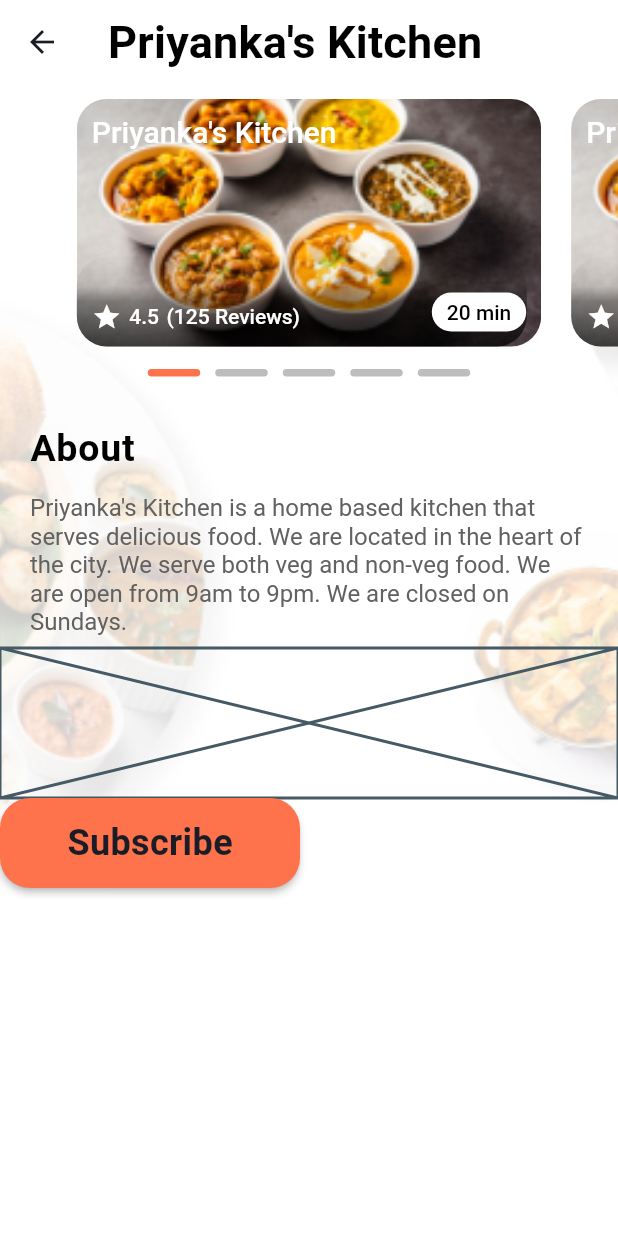
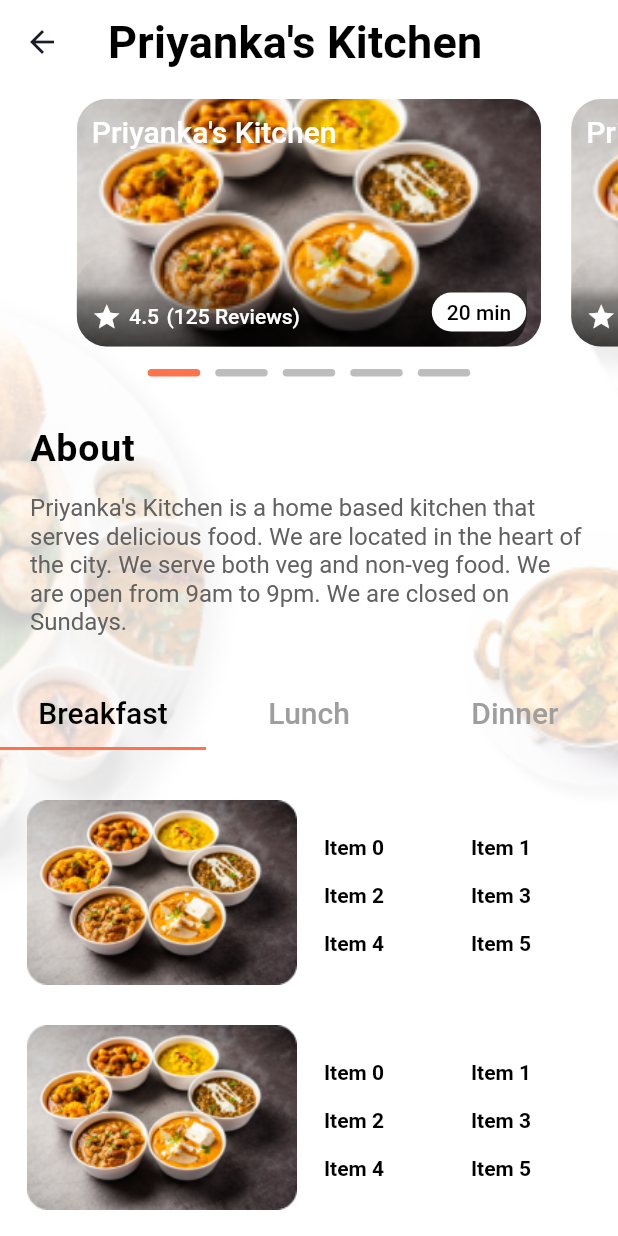
Before and after one commit to pmaxit/naatomeals, a Flutter app: the RestaurantsDetailPage screen opened by its route, on a phone screen of 412 x 824 dp. Run offline on Flutter 3.47's test engine with Material 2 defaults, Android fonts, the phone set to English and light mode, and no system bars; our stand-ins replace flutter_hooks, font_awesome_flutter, hexcolor, hooks_riverpod, shared_preferences, smooth_page_indicator; missing offline and left inert: desktop_window; accounts and stored records are empty; Roboto replaces fonts that are missing (Poppins, poppins).

Commit message:
adding restaurant details page

```diff
--- /dev/null
+++ b/lib/data/models/menu.dart
@@ -0,0 +1 @@
+enum MenuCategory { breakfast, lunch, dinner, snacks, desserts }
--- a/lib/screens/restaurants/restaurant_page.dart
+++ b/lib/screens/restaurants/restaurant_page.dart
@@ -1,12 +1,59 @@
 import 'package:flutter/material.dart';
 import 'package:naatomeals/screens/restaurants/widgets/image_slider.dart';
+import 'package:naatomeals/utils/styles.dart';
 
-class RestaurantsDetailPage extends StatelessWidget {
+import '../../data/models/menu.dart';
+import 'widgets/menu.dart';
+import 'widgets/menuList.dart';
+
+class RestaurantsDetailPage extends StatefulWidget {
   const RestaurantsDetailPage({super.key});
 
   @override
+  State<RestaurantsDetailPage> createState() => _RestaurantsDetailPageState();
+}
+
+class _RestaurantsDetailPageState extends State<RestaurantsDetailPage>
+    with TickerProviderStateMixin {
+  late TabController _tabController;
+  late AnimationController _animationController;
+  int _selectedTabIndex = 0;
+
+  @override
+  void initState() {
+    _tabController = TabController(length: 3, vsync: this);
+    _animationController = AnimationController(
+        vsync: this,
+        value: 1,
+        upperBound: 1,
+        duration: const Duration(milliseconds: 700));
+
+    _tabController.addListener(_tabControllerListener);
+    super.initState();
+  }
+
+  @override
+  void dispose() {
+    _tabController.removeListener(_tabControllerListener);
+    _tabController.dispose();
+    _animationController.dispose();
+    super.dispose();
+  }
+
+  void _tabControllerListener() {
+    if (_tabController.indexIsChanging) {
+      setState(() {
+        print(' starting animation again ');
+        _animationController.forward(from: 0);
+      });
+    }
+  }
+
+  @override
   Widget build(BuildContext context) {
-    return Scaffold(
+    return DefaultTabController(
+      length: 3,
+      child: Scaffold(
           extendBodyBehindAppBar: false,
           appBar: AppBar(
             title: Text('Priyanka\'s Kitchen',
@@ -23,6 +70,7 @@ class RestaurantsDetailPage extends StatelessWidget {
                 fit: BoxFit.cover,
               ),
             ),
+            child: SingleChildScrollView(
               child: Column(
                   mainAxisAlignment: MainAxisAlignment.start,
                   crossAxisAlignment: CrossAxisAlignment.start,
@@ -30,77 +78,138 @@ class RestaurantsDetailPage extends StatelessWidget {
                     ImageSlider(),
                     const SizedBox(height: 20),
                     Padding(
-                  padding:
-                      const EdgeInsets.symmetric(horizontal: 20, vertical: 8),
+                      padding: const EdgeInsets.symmetric(
+                          horizontal: 20, vertical: 8),
                       child: Text("About",
-                      style: Theme.of(context).textTheme.bodyLarge!.copyWith(
+                          style: Theme.of(context)
+                              .textTheme
+                              .bodyLarge!
+                              .copyWith(
                                   color: Colors.black,
                                   fontWeight: FontWeight.bold,
                                   fontSize: 25)),
                     ),
                     Padding(
-                  padding:
-                      const EdgeInsets.symmetric(horizontal: 20, vertical: 8),
+                      padding: const EdgeInsets.symmetric(
+                          horizontal: 20, vertical: 8),
                       child: Text(
                           "Priyanka's Kitchen is a home based kitchen that serves delicious food. We are located in the heart of the city. We serve both veg and non-veg food. We are open from 9am to 9pm. We are closed on Sundays.",
-                      style: Theme.of(context).textTheme.bodyMedium!.copyWith(
+                          style:
+                              Theme.of(context).textTheme.bodyMedium!.copyWith(
                                     color: Colors.grey[700],
                                     fontWeight: FontWeight.normal,
                                     fontSize: 16,
                                   )),
                     ),
-                //_getTabBar(),
-                _getDeliveryWidget(),
-                _getSubscribeButton(),
+                    const SizedBox(height: 20),
+                    _getTabBar(context),
+                    Padding(
+                        padding: const EdgeInsets.symmetric(
+                            horizontal: 20, vertical: 8),
+                        child: _getDeliveryWidget()),
+                    Padding(
+                        padding: const EdgeInsets.symmetric(
+                            horizontal: 20, vertical: 8),
+                        child: _getSubscribeButton()),
+                    const SizedBox(height: 20),
                   ]),
-        ));
+            ),
+          )),
+    );
   }
 
   Widget _getSubscribeButton() {
     return ElevatedButton(
       onPressed: () {},
-      child: Text("Subscribe"),
+      child: Center(child: Text("Subscribe")),
     );
   }
 
   Widget _getDeliveryWidget() {
-    return const Placeholder(
-      fallbackHeight: 100,
+    return Column(
+      mainAxisSize: MainAxisSize.min,
+      crossAxisAlignment: CrossAxisAlignment.start,
+      children: [
+        Text("Deliver To",
+            style: Theme.of(context).textTheme.titleMedium!.copyWith(
+                  color: Colors.black,
+                  fontWeight: FontWeight.bold,
+                )),
+        Text("123 Main St, Dallas, TX",
+            style: Theme.of(context).textTheme.bodyMedium!.copyWith(
+                  color: Colors.grey[500],
+                )),
+        Divider(
+          color: Colors.grey[500],
+          height: 4,
+        ),
+        const SizedBox(height: 20),
+        Row(
+          mainAxisAlignment: MainAxisAlignment.spaceBetween,
+          children: [
+            Text("Total",
+                style: Theme.of(context).textTheme.bodyMedium!.copyWith(
+                      color: Colors.grey[500],
+                    )),
+            Text("\$ 20  ",
+                style: Theme.of(context).textTheme.titleMedium!.copyWith(
+                      color: Colors.black,
+                      fontWeight: FontWeight.bold,
+                    )),
+          ],
+        ),
+        const SizedBox(height: 20),
+      ],
     );
   }
 
-  Widget _getTabBar() {
-    return SizedBox(
-      height: 150,
-      child: TabBar(
-        tabs: [
+  Widget _getTabBar(BuildContext context) {
+    return Column(mainAxisSize: MainAxisSize.min, children: [
+      TabBar(
+        controller: _tabController,
+        labelColor: Colors.black,
+        unselectedLabelColor: Colors.grey,
+        indicatorColor: orangeColor,
+        onTap: (index) {
+          setState(() {
+            _selectedTabIndex = index;
+          });
+        },
+        tabs: const [
           Tab(
-            text: "Menu",
+            child: Text("Breakfast", style: TextStyle(fontSize: 20)),
           ),
           Tab(
-            text: "Reviews",
+            child: Text("Lunch", style: TextStyle(fontSize: 20)),
           ),
           Tab(
-            text: "Info",
+            child: Text("Dinner", style: TextStyle(fontSize: 20)),
           ),
         ],
       ),
-    );
+      const SizedBox(height: 20),
+      Padding(
+          padding: const EdgeInsets.symmetric(horizontal: 10),
+          child: _tabbarView()),
+    ]);
   }
 
-  Widget _getPageView() {
-    return PageView(
-      children: [
-        Container(
-          color: Colors.red,
-        ),
-        Container(
-          color: Colors.blue,
-        ),
-        Container(
-          color: Colors.green,
-        ),
-      ],
+  Widget _tabbarView() {
+    return AnimatedBuilder(
+        animation: _tabController.animation!,
+        child: const RestaurantMenuList(menuCategory: MenuCategory.breakfast),
+        builder: (context, child) {
+          return FadeTransition(opacity: _animationController, child: child);
+        });
+  }
+
+  SlideTransition _getSlideTransition(List<Widget> children) {
+    return SlideTransition(
+      position: Tween<Offset>(
+        begin: const Offset(1, 0),
+        end: const Offset(0, 0),
+      ).animate(_tabController.animation!),
+      child: children[_selectedTabIndex],
     );
   }
 }
--- /dev/null
+++ b/lib/screens/restaurants/widgets/menu.dart
@@ -0,0 +1,43 @@
+import 'package:flutter/material.dart';
+import 'package:naatomeals/data/models/menu.dart';
+
+class RestaurantMenu extends StatelessWidget {
+  final MenuCategory menuCategory;
+  const RestaurantMenu({super.key, required this.menuCategory});
+
+  @override
+  Widget build(BuildContext context) {
+    return Row(children: [
+      Expanded(
+        child: AspectRatio(
+          aspectRatio: 1,
+          child: Padding(
+            padding: const EdgeInsets.only(left: 8.0, right: 8.0),
+            child: Image.asset('assets/images/1.png', width: 50, height: 50),
+          ),
+        ),
+      ),
+      Expanded(
+        child: Padding(
+          padding: const EdgeInsets.only(left: 10, top: 10),
+          child: GridView.builder(
+              shrinkWrap: true,
+              physics: NeverScrollableScrollPhysics(),
+              gridDelegate: SliverGridDelegateWithFixedCrossAxisCount(
+                crossAxisCount: 2,
+                childAspectRatio: 4,
+                crossAxisSpacing: 10,
+                mainAxisSpacing: 10,
+              ),
+              itemCount: 6,
+              itemBuilder: (context, index) {
+                return Container(
+                    child: Text("Item $index",
+                        style: Theme.of(context).textTheme.titleSmall!.copyWith(
+                            color: Colors.black, fontWeight: FontWeight.bold)));
+              }),
+        ),
+      ),
+    ]);
+  }
+}
--- /dev/null
+++ b/lib/screens/restaurants/widgets/menuList.dart
@@ -0,0 +1,20 @@
+import 'package:flutter/material.dart';
+
+import '../../../data/models/menu.dart';
+import 'menu.dart';
+
+class RestaurantMenuList extends StatelessWidget {
+  final MenuCategory menuCategory;
+  const RestaurantMenuList({super.key, required this.menuCategory});
+
+  @override
+  Widget build(BuildContext context) {
+    return ListView.builder(
+        shrinkWrap: true,
+        physics: NeverScrollableScrollPhysics(),
+        itemExtent: 150,
+        itemCount: 5,
+        itemBuilder: (context, index) =>
+            RestaurantMenu(menuCategory: MenuCategory.breakfast));
+  }
+}
```
Lines whose indentation alone changed are shown as unchanged.
